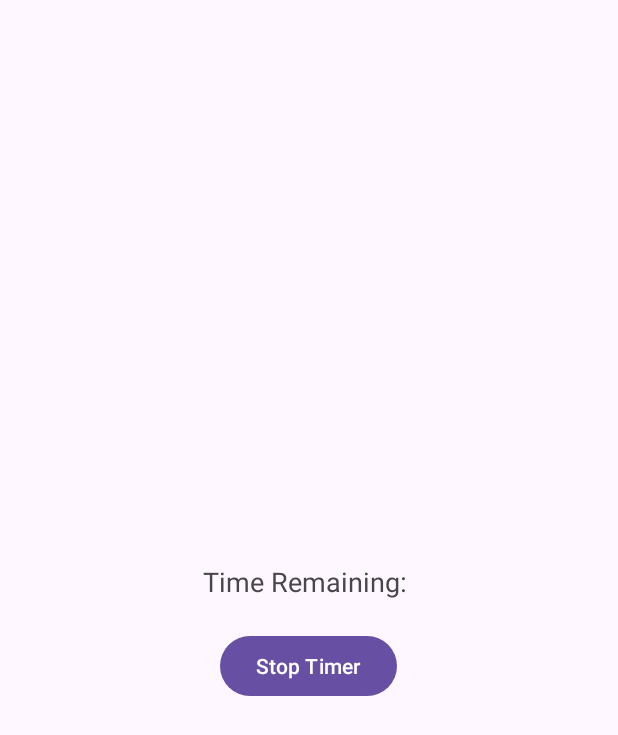
After one commit to QuentinHelion/SleepTunes, an Android app: the TimerActivity screen opened directly, with no data from a screen before it, on a phone screen of 412 x 824 dp. The commit adds this screen. Shown: the top 735 px of the screen. Run offline under Robolectric (Android 15) with nearby library versions, the phone set to English and light mode, and no system bars; 1 statement that could not run was skipped.

Commit message:
split app on 2 distincts pages

```diff
--- a/app/src/main/AndroidManifest.xml
+++ b/app/src/main/AndroidManifest.xml
@@ -12,12 +12,11 @@
         android:supportsRtl="true"
         android:theme="@style/Theme.SleepTunes"
         tools:targetApi="31">
-        <activity
-            android:name=".MainActivity"
+        <activity android:name=".TimerActivity"></activity>
+        <activity android:name=".MainActivity"
             android:exported="true">
             <intent-filter>
                 <action android:name="android.intent.action.MAIN" />
-
                 <category android:name="android.intent.category.LAUNCHER" />
             </intent-filter>
         </activity>
--- /dev/null
+++ b/app/src/main/java/com/music/sleeptunes/TimerActivity.java
@@ -0,0 +1,82 @@
+package com.music.sleeptunes;
+
+import android.content.Context;
+import android.content.Intent;
+import android.media.AudioManager;
+import android.os.Bundle;
+import android.os.CountDownTimer;
+import android.widget.Button;
+import android.widget.TextView;
+import android.widget.Toast;
+
+import androidx.appcompat.app.AppCompatActivity;
+
+public class TimerActivity extends AppCompatActivity {
+
+    private TextView tvRemainingTime;
+    private Button btnStop;
+    private CountDownTimer countDownTimer;
+
+    @Override
+    protected void onCreate(Bundle savedInstanceState) {
+        super.onCreate(savedInstanceState);
+        setContentView(R.layout.activity_timer);
+
+        tvRemainingTime = findViewById(R.id.tvRemainingTime);
+        btnStop = findViewById(R.id.btnStop);
+
+        int totalSeconds = getIntent().getIntExtra("totalSeconds", 0);
+
+        startTimer(totalSeconds);
+
+        btnStop.setOnClickListener(v -> stopTimer());
+    }
+
+    private void startTimer(int totalSeconds) {
+        if (countDownTimer != null) {
+            countDownTimer.cancel();
+        }
+
+        countDownTimer = new CountDownTimer(totalSeconds * 1000L, 1000) {
+            @Override
+            public void onTick(long millisUntilFinished) {
+                long hours = (millisUntilFinished / (1000 * 3600));
+                long minutes = (millisUntilFinished / (1000 * 60)) % 60;
+                long seconds = (millisUntilFinished / 1000) % 60;
+
+                String timeRemaining = String.format("Time Remaining: %02d:%02d:%02d", hours, minutes, seconds);
+                tvRemainingTime.setText(timeRemaining);
+            }
+
+            @Override
+            public void onFinish() {
+                stopMusic();
+                returnToMainActivity();
+            }
+        }.start();
+    }
+
+    private void stopMusic() {
+        AudioManager audioManager = (AudioManager) getSystemService(Context.AUDIO_SERVICE);
+        if (audioManager != null) {
+            audioManager.dispatchMediaKeyEvent(new android.view.KeyEvent(android.view.KeyEvent.ACTION_DOWN, android.view.KeyEvent.KEYCODE_MEDIA_PAUSE));
+            audioManager.dispatchMediaKeyEvent(new android.view.KeyEvent(android.view.KeyEvent.ACTION_UP, android.view.KeyEvent.KEYCODE_MEDIA_PAUSE));
+            Toast.makeText(TimerActivity.this, "Music stopped", Toast.LENGTH_SHORT).show();
+        }
+    }
+
+    private void stopTimer() {
+        if (countDownTimer != null) {
+            countDownTimer.cancel();
+            returnToMainActivity();
+            Toast.makeText(TimerActivity.this, "Timer stopped", Toast.LENGTH_SHORT).show();
+        }
+    }
+
+    private void returnToMainActivity() {
+        Intent intent = new Intent(TimerActivity.this, MainActivity.class);
+        intent.addFlags(Intent.FLAG_ACTIVITY_CLEAR_TOP | Intent.FLAG_ACTIVITY_NEW_TASK);
+        startActivity(intent);
+        finish(); // Close the current activity
+    }
+}
--- /dev/null
+++ b/app/src/main/res/layout/activity_timer.xml
@@ -0,0 +1,24 @@
+<?xml version="1.0" encoding="utf-8"?>
+<LinearLayout
+    xmlns:android="http://schemas.android.com/apk/res/android"
+    android:layout_width="match_parent"
+    android:layout_height="match_parent"
+    android:gravity="center"
+    android:orientation="vertical"
+    android:padding="16dp">
+
+    <TextView
+        android:id="@+id/tvRemainingTime"
+        android:layout_width="wrap_content"
+        android:layout_height="wrap_content"
+        android:text="Time Remaining: "
+        android:textSize="18sp"
+        android:layout_marginTop="20dp" />
+
+    <Button
+        android:id="@+id/btnStop"
+        android:layout_width="wrap_content"
+        android:layout_height="wrap_content"
+        android:text="Stop Timer"
+        android:layout_marginTop="20dp" />
+</LinearLayout>
```
Also changed, not shown: app/src/main/java/com/music/sleeptunes/MainActivity.java (+4 -61 lines), app/src/main/res/layout/activity_main.xml (+0 -17 lines).
